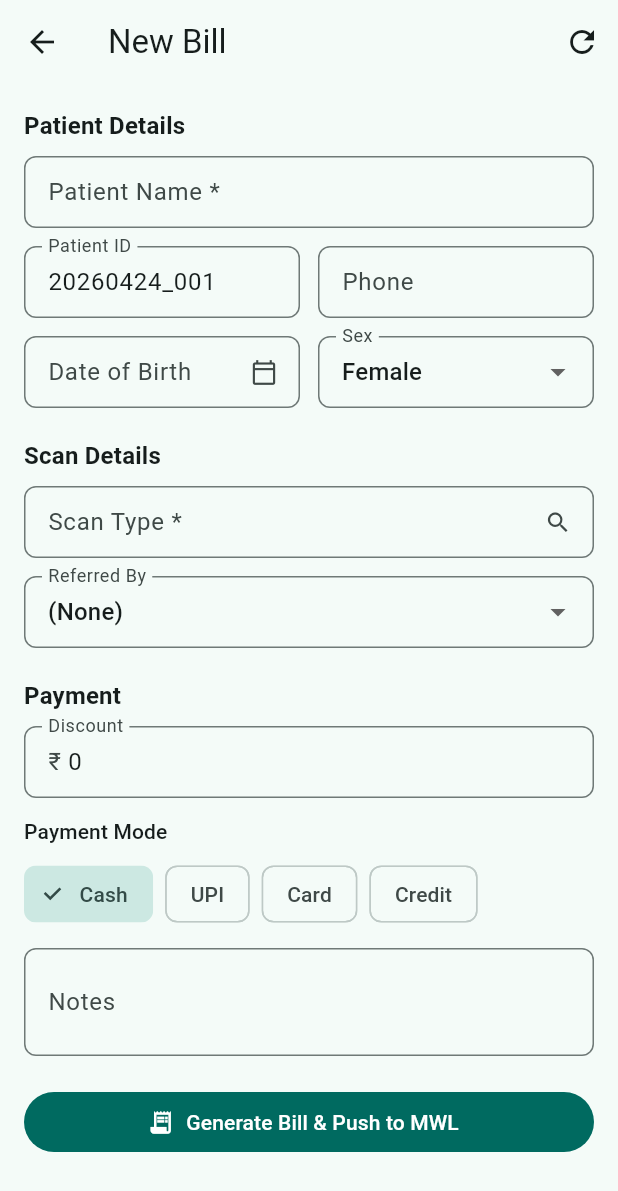
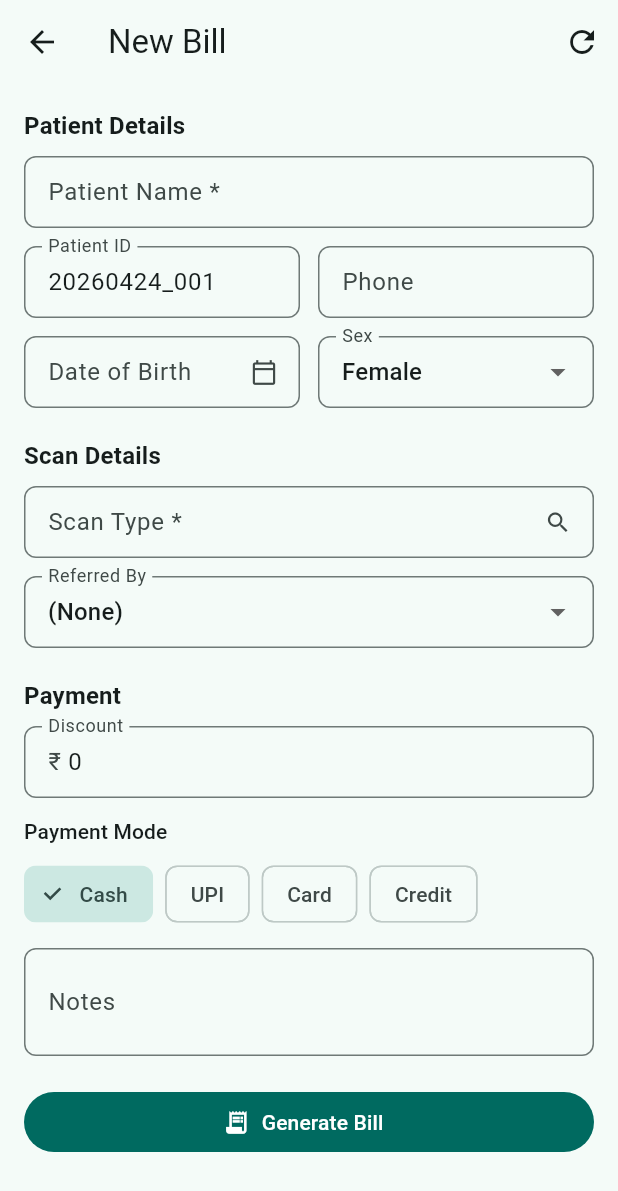
Before and after one commit to bharathreddyh/iha_care, a Flutter app: the NewBillScreen screen opened directly, on a phone screen of 412 x 824 dp. Shown: the top 1191 px of the screen. Run offline on Flutter 3.47's test engine with Material 3 defaults, Android fonts, the phone set to English and light mode, and no system bars; our stand-ins replace connectivity_plus, pdf, printing, shared_preferences, sqflite, sqflite_common_ffi and 1 more; accounts and stored records are empty.

Commit message:
Remove 'Push to MWL' from Generate Bill button label
MWL push is handled by the typist workstation, not the receptionist.
The button label was stale — the actual push code was removed earlier.

https://claude.ai/code/session_01WkzWm43wiQYk5wwpJMZ4q4

```diff
--- a/lib/screens/billing/new_bill_screen.dart
+++ b/lib/screens/billing/new_bill_screen.dart
@@ -507,7 +507,7 @@ class NewBillScreenState extends State<NewBillScreen> {
                 width: double.infinity,
                 child: FilledButton.icon(
                   icon: const Icon(Icons.receipt_long),
-                  label: const Text('Generate Bill & Push to MWL'),
+                  label: const Text('Generate Bill'),
                   onPressed: _saving ? null : _submit,
                 ),
               ),
```
